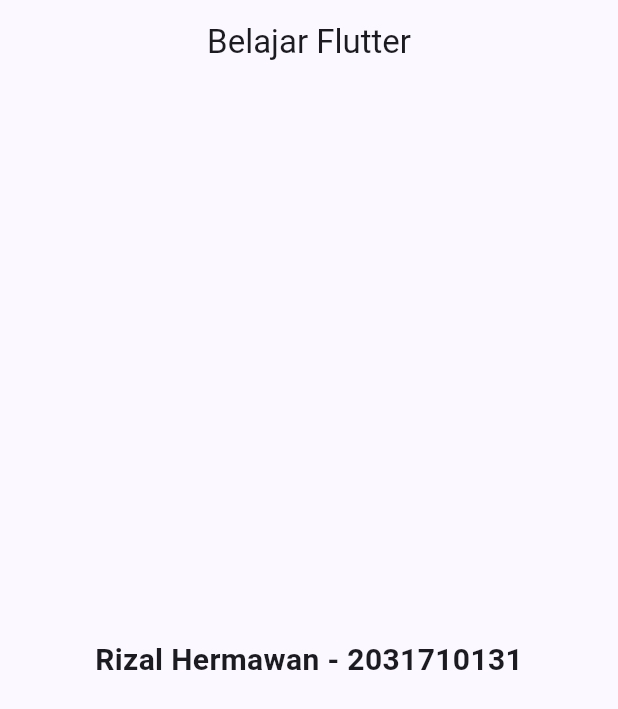
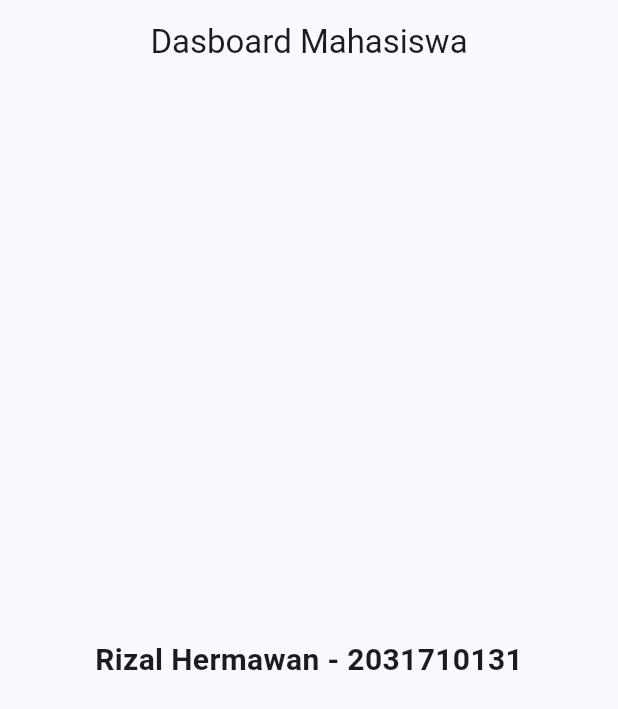
Before and after one commit to RizlH/Meet4Dart-MaterialApp-, a Flutter app: the screen it shows after launch, on a phone screen of 412 x 824 dp. Shown: the top 709 px of the screen. Run offline on Flutter 3.47's test engine with Material 3 defaults, Android fonts, the phone set to English and light mode, and no system bars.

Commit message:
Latihan 3

```diff
--- a/materialapp/lib/main.dart
+++ b/materialapp/lib/main.dart
@@ -29,7 +29,7 @@ class MyHome extends StatelessWidget {
     return Scaffold(
       appBar: AppBar(
         title: const Center(
-          child: Text('Belajar Flutter'))),
+          child: Text('Dasboard Mahasiswa'))), // Latihan 3 Ubah Judul appBar
       body: const Center(
         child: Text('Rizal Hermawan - 2031710131', style: TextStyle(fontSize: 20, fontWeight: FontWeight.bold)) // Ltihan 1 Ubah nama dan NIM
       ),
```
